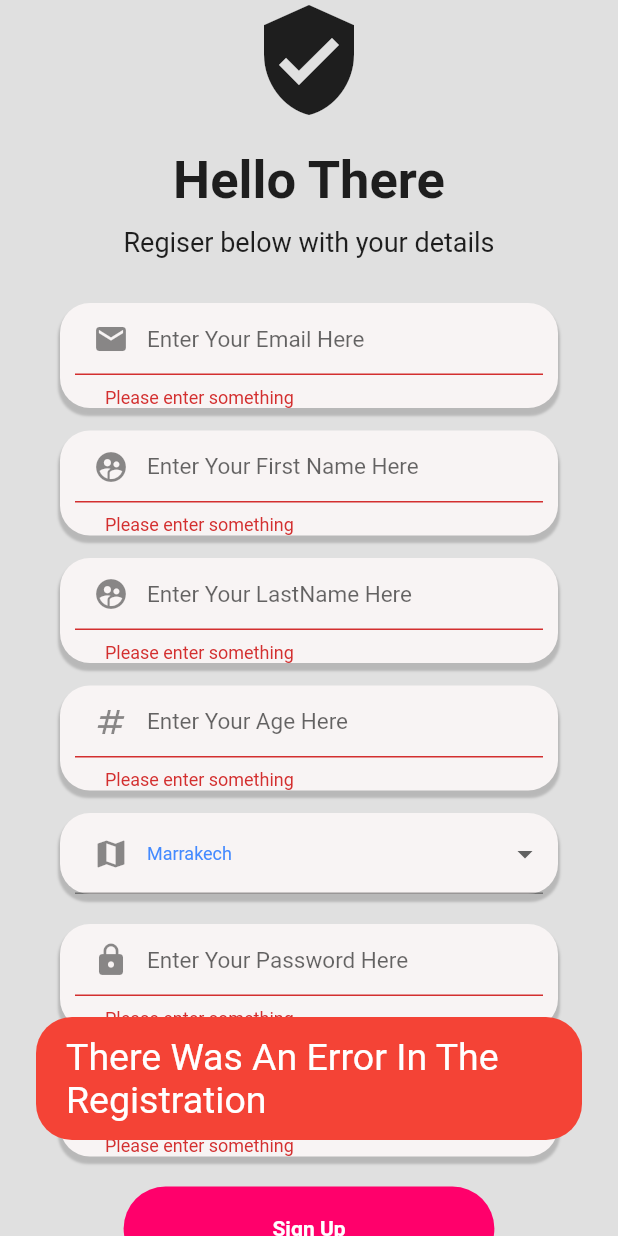
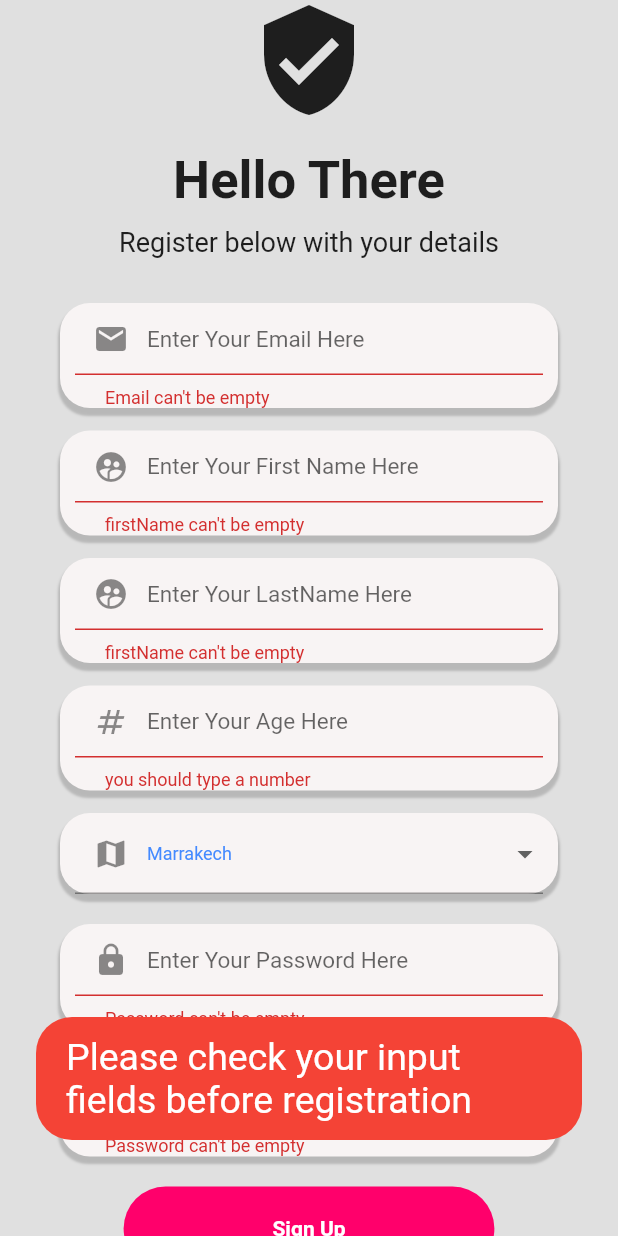
Before and after one commit to apachi1444/EventsOrganizerApplication, a Flutter app: the RegisterPage screen opened directly with empty values, after a tap on "Sign Up", on a phone screen of 412 x 824 dp. Run offline on Flutter 3.47's test engine with Material 2 defaults, Android fonts, the phone set to English and light mode, and no system bars; our stand-ins replace carousel_slider, cloud_firestore, curved_navigation_bar, email_validator, file_picker, firebase_auth and 8 more; accounts and stored records are empty.

Commit message:
fixing validators error and the routing of the signup page

```diff
--- a/lib/extensions/routes.dart
+++ b/lib/extensions/routes.dart
@@ -2,6 +2,7 @@ import 'package:flutter/cupertino.dart';
 import 'package:pfs/screens/guestPages/professional/professionalDetail.dart';
 import 'package:pfs/screens/professionalPages/parametersPages/services/servicesPageParts/stepsWhenPlusButton/failureStep.dart';
 import 'package:pfs/screens/professionalPages/parametersPages/services/servicesPageParts/stepsWhenPlusButton/succesStep.dart';
+import 'package:pfs/screens/professionalPages/professionalSwitchMainPage.dart';
 
 import '../logic/wrapper_class.dart';
 import '../screens/authPages/log_in_as_a_guest_page.dart';
@@ -38,6 +39,7 @@ Map<String, Widget Function(BuildContext context)> routesApplication = {
 // ------------------------------------ //
 // This is For the Professional Pages
   '/authProfessional': (context) => const AuthSwitchPage(),
+  '/professional/switchMainPage': (context) => const ProfessionalSwitchMainPage(),
   '/professional/profilePage': (context) => const ProfilePageProfessional(),
   '/professional/profilePage/editProfile': (context) =>
       const ProfilePageProfessional(),
--- /dev/null
+++ b/lib/extensions/validators.dart
@@ -0,0 +1,96 @@
+class EmailValidator{
+  static String? validate(String? value){
+    if (value!.isEmpty){
+      return "Email can't be empty";
+    }
+    if(value.length < 3){
+      return 'Name must be at least 3 chars';
+    }
+    return null;
+  }
+}
+
+class PasswordValidator{
+  static String? validate(String? value){
+    if (value!.isEmpty){
+      return "Password can't be empty";
+    }
+    if(value.length < 3){
+      return 'Name must be at least 3 chars';
+    }
+    return null;
+  }
+}
+
+
+class DescriptionValidator{
+  static String? validate(String? value){
+    if (value!.isEmpty){
+      return "description can't be empty";
+    }
+    if(value.length < 3){
+      return 'Name must be at least 3 chars';
+    }
+    return null;
+  }
+}
+
+class PriceValidator{
+  static String? validate(String? value){
+    if (value!.isEmpty){
+      return "price can't be empty";
+    }
+    if(value.length < 3){
+      return 'Name must be at least 3 chars';
+    }
+    return null;
+  }
+}
+
+class FirstNameValidator{
+  static String? validate(String? value){
+    if (value!.isEmpty){
+      return "firstName can't be empty";
+    }
+    if(value.length < 3){
+      return 'Name must be at least 3 chars';
+    }
+    return null;
+  }
+}
+
+class LastNameValidator{
+  static String? validate(String? value){
+    if (value!.isEmpty){
+      return "firstName can't be empty";
+    }
+    if(value.length < 3){
+      return 'Name must be at least 3 chars';
+    }
+    return null;
+  }
+}
+
+class LocalisationValidator{
+  static String? validate(String? value){
+    if (value!.isEmpty){
+      return "firstName can't be empty";
+    }
+    if(value.length < 3){
+      return 'Name must be at least 3 chars';
+    }
+    return null;
+  }
+}
+
+class AgeValidator{
+  static String? validate(String? value){
+    RegExp _regExp = RegExp(r'^[0-9]+$');
+
+    var bool = _regExp.hasMatch(value!);
+    if ( !bool ){
+      return 'you should type a number';
+    }
+    return null;
+  }
+}
--- a/lib/screens/authPages/inputTextWidget.dart
+++ b/lib/screens/authPages/inputTextWidget.dart
@@ -7,12 +7,15 @@ class InputTextWidget extends StatefulWidget {
   final TextEditingController controllerUsedInInput;
   final IconData icon;
   final bool isPassword;
+  final String? Function(String?)? validate;
+
   const InputTextWidget(
       {Key? key,
       required this.inputHintText,
       required this.controllerUsedInInput,
       required this.icon,
-      required this.isPassword})
+      required this.isPassword,
+      required this.validate})
       : super(key: key);
 
   @override
@@ -38,46 +41,9 @@ class _InputTextWidgetState extends State<InputTextWidget> {
           child: Padding(
             padding: const EdgeInsets.symmetric(horizontal: 10, vertical: 0),
             child: TextFormField(
-
-                validator: (value) {
-                  if (value == null || value.isEmpty) {
-                    return 'Please enter something';
-                  }
-                  if (widget.inputHintText == 'Enter Your Password Here') {
-                    if (value.length < 6) {
-                      return 'Must Be More than 6 characters';
-                    }
-                  }
-                  if (widget.inputHintText == 'Enter Your First Name Here') {
-                    if (value.length < 3) {
-                      return 'Must Be More than 3 characters';
-                    }
-                  }
-                  if (widget.inputHintText == 'Enter Your Last Name Here' ||
-                      widget.inputHintText == 'update Your Last Name') {
-                    if (value.length < 3) {
-                      return 'Must Be More than 3 characters';
-                    }
-                  }
-
-                  if (widget.inputHintText == 'Confirm Your Password Here') {
-                    if (value.length < 6) {
-                      return 'Must Be More than 6 characters';
-                    }
-                  }
-                  if (widget.inputHintText == 'Confirm Your Email Here') {
-                    !EmailValidator.validate(
-                            widget.controllerUsedInInput.text.trim())
-                        ? 'Please '
-                        : null;
-                  }
-
-                  return null;
-                },
+                validator: widget.validate,
                 obscureText: widget.isPassword ? true : false,
                 controller: widget.controllerUsedInInput,
-                // validator: (val) =>
-                //     val != null ? 'Enter a valid email' : null,
                 style: const TextStyle(
                   fontSize: 15.0,
                   color: Colors.blueAccent,
--- a/lib/screens/authPages/register_page.dart
+++ b/lib/screens/authPages/register_page.dart
@@ -1,6 +1,7 @@
 import 'package:flutter/material.dart';
 import 'package:fluttertoast/fluttertoast.dart';
 import 'package:pfs/extensions/listOfCities.dart';
+import 'package:pfs/extensions/validators.dart';
 import 'package:pfs/services/authService.dart';
 
 import 'inputTextWidget.dart';
@@ -45,16 +46,31 @@ class _RegisterPageState extends State<RegisterPage> {
 
   Future doTheSignUp() async {
     if (passConfirmed()) {
-      return _auth.signUp(
+      try {
+        var signUp = await _auth.signUp(
             _emailController.text.trim(),
             _passwordController.text.trim(),
             _firstNameController.text.trim(),
             _lastNameController.text.trim(),
             _ageController.text.trim(),
             selectedItem!);
+        print("this is the result of the sign up method " + signUp);
+        if (signUp != 'Signed Up Successfully') {
+          setState(() {
+            error = signUp;
+          });
+          return false;
+        }
+      } catch (e) {
+        setState(() {
+          error = e.toString();
+        });
+      }
     } else {
-      print('check your password and confirm password');
-      return null;
+      setState(() {
+        error = "Password don't match";
+      });
+      return false;
     }
   }
 
@@ -90,7 +106,7 @@ class _RegisterPageState extends State<RegisterPage> {
                             fontWeight: FontWeight.bold,
                           )),
                       const SizedBox(height: 10),
-                      const Text('Regiser below with your details',
+                      const Text('Register below with your details',
                           style: TextStyle(
                             fontSize: 18,
                           )),
@@ -99,6 +115,7 @@ class _RegisterPageState extends State<RegisterPage> {
                       // this part for the email inputs
 
                       InputTextWidget(
+                          validate: EmailValidator.validate,
                           inputHintText: 'Enter Your Email Here',
                           controllerUsedInInput: _emailController,
                           icon: Icons.email,
@@ -110,6 +127,7 @@ class _RegisterPageState extends State<RegisterPage> {
                       // this part for the first name inputs
 
                       InputTextWidget(
+                          validate: FirstNameValidator.validate,
                           inputHintText: 'Enter Your First Name Here',
                           controllerUsedInInput: _firstNameController,
                           icon: Icons.supervised_user_circle_rounded,
@@ -121,6 +139,7 @@ class _RegisterPageState extends State<RegisterPage> {
                       // this part for the email inputs
 
                       InputTextWidget(
+                          validate: LastNameValidator.validate,
                           inputHintText: 'Enter Your LastName Here',
                           controllerUsedInInput: _lastNameController,
                           icon: Icons.supervised_user_circle_rounded,
@@ -132,6 +151,7 @@ class _RegisterPageState extends State<RegisterPage> {
                       // this part for the age inputs
 
                       InputTextWidget(
+                          validate: AgeValidator.validate,
                           inputHintText: 'Enter Your Age Here',
                           controllerUsedInInput: _ageController,
                           icon: Icons.numbers_outlined,
@@ -191,6 +211,7 @@ class _RegisterPageState extends State<RegisterPage> {
                       const SizedBox(height: 20),
 
                       InputTextWidget(
+                          validate: PasswordValidator.validate,
                           inputHintText: 'Enter Your Password Here',
                           controllerUsedInInput: _passwordController,
                           icon: Icons.lock,
@@ -199,6 +220,7 @@ class _RegisterPageState extends State<RegisterPage> {
                       const SizedBox(height: 15),
 
                       InputTextWidget(
+                          validate: PasswordValidator.validate,
                           inputHintText: 'Confirm Your Password Here',
                           controllerUsedInInput: _confirmPasswordController,
                           icon: Icons.lock,
@@ -218,19 +240,18 @@ class _RegisterPageState extends State<RegisterPage> {
                           ),
                           child: GestureDetector(
                             onTap: () async {
-                              if (_formKey.currentState!.validate()) {
-                                dynamic result = doTheSignUp();
-                                if (result == null) {
+                              final isValid = _formKey.currentState!.validate();
+                              if (isValid) {
+
+                                  var result = await doTheSignUp();
+
+                                  if (result == false) {
                                     Fluttertoast.showToast(
-                                      msg: 'There was an error',
+                                        msg: error,
                                         backgroundColor: Colors.red,
                                         textColor: Colors.white,
                                         fontSize: 25);
-                                  setState(() {
-                                    error =
-                                        'please supply a valid email and password';
-                                  });
-                                }
+                                  } else {
                                     Fluttertoast.showToast(
                                         msg: 'Signed Up successfully',
                                         backgroundColor: Colors.green,
@@ -238,10 +259,12 @@ class _RegisterPageState extends State<RegisterPage> {
                                         fontSize: 25);
                                     Navigator.pushReplacementNamed(
                                         context, '/authProfessional');
+                                  }
+
                               } else {
                                 Fluttertoast.showToast(
                                     msg:
-                                        'There Was An Error In The Registration',
+                                        'Please check your input fields before registration',
                                     backgroundColor: Colors.red,
                                     textColor: Colors.white,
                                     fontSize: 25);
@@ -259,8 +282,6 @@ class _RegisterPageState extends State<RegisterPage> {
                       const SizedBox(height: 10),
 
                       const SizedBox(height: 10),
-
-                      // not a member sign up here because
 
                       Row(
                           mainAxisAlignment: MainAxisAlignment.center,
--- a/lib/screens/professionalPages/home_page_test_animation.dart
+++ b/lib/screens/professionalPages/home_page_test_animation.dart
@@ -288,7 +288,8 @@ class _HomePageState extends State<HomePage>
   return SafeArea(
     child: ElevatedButton(
       onPressed:(){
-        AuthService().signOut();
+        _auth.signOut();
+        Navigator.pushNamedAndRemoveUntil(context, "/authProfessional", (r) => false);
       },
       child: Text("Log Out Here")
     ),
--- a/lib/screens/professionalPages/parametersPages/editProfile/editProfileParts/updateProfessionalBottomModel.dart
+++ b/lib/screens/professionalPages/parametersPages/editProfile/editProfileParts/updateProfessionalBottomModel.dart
@@ -4,6 +4,7 @@ import 'package:flutter/material.dart';
 import 'package:pfs/services/professionalDbService.dart';
 
 import '../../../../../extensions/constants.dart';
+import '../../../../../extensions/validators.dart';
 import '../../../../authPages/inputTextWidget.dart';
 
 class UpdateProfessionalBottomModel extends StatelessWidget {
@@ -36,18 +37,21 @@ class UpdateProfessionalBottomModel extends StatelessWidget {
               ),
               const SizedBox(height: 20),
               InputTextWidget(
+                  validate: FirstNameValidator.validate,
                   icon: Icons.person,
                   controllerUsedInInput: _firstNameController,
                   inputHintText: 'update Your Name',
                   isPassword: false),
               const SizedBox(height: 15),
               InputTextWidget(
+                  validate: LastNameValidator.validate,
                   icon: Icons.person,
                   controllerUsedInInput: _lastNameController,
                   inputHintText: 'update Your Last Name',
                   isPassword: false),
               const SizedBox(height: 20),
               InputTextWidget(
+                validate: LocalisationValidator.validate,
                   icon: Icons.map_rounded,
                   controllerUsedInInput: _localisationController,
                   inputHintText: 'update Your Localisation',
--- a/lib/screens/professionalPages/parametersPages/editProfile/edit_profile_page.dart
+++ b/lib/screens/professionalPages/parametersPages/editProfile/edit_profile_page.dart
@@ -64,6 +64,7 @@ class EditProfileProfessionalPage extends StatelessWidget {
                             },
                             onSelected: (index) {
                               AuthService().signOut();
+                              Navigator.pushNamedAndRemoveUntil(context, '/authProfessional', (r) => false);
                             }),
                       )
                     ])),
--- a/lib/screens/professionalPages/parametersPages/services/servicesPageParts/addServicePopUpModal.dart
+++ b/lib/screens/professionalPages/parametersPages/services/servicesPageParts/addServicePopUpModal.dart
@@ -1,6 +1,7 @@
 import 'package:file_picker/file_picker.dart';
 import 'package:flutter/material.dart';
 import 'package:path/path.dart';
+import 'package:pfs/extensions/validators.dart';
 import 'package:pfs/screens/professionalPages/parametersPages/services/servicesPageParts/stepsWhenPlusButton/chooseSuccessOrFailure.dart';
 import 'package:pfs/services/professionalServiceService.dart';
 
@@ -232,6 +233,7 @@ class _AddServicePopUpModalState extends State<AddServicePopUpModal> {
               child: Column(children: [
                 SingleChildScrollView(
                   child: InputTextWidget(
+                    validate: DescriptionValidator.validate,
                     isPassword: false,
                     icon: Icons.description,
                     inputHintText: 'Description Here !',
@@ -241,6 +243,7 @@ class _AddServicePopUpModalState extends State<AddServicePopUpModal> {
                 const SizedBox(height: 12),
                 SingleChildScrollView(
                   child: InputTextWidget(
+                    validate : PriceValidator.validate,
                     isPassword: false,
                     icon: Icons.price_change,
                     inputHintText: 'Price Here !',
--- a/lib/screens/professionalPages/parametersPages/services/servicesPageParts/twoButttonPartServicesAndArchives.dart
+++ b/lib/screens/professionalPages/parametersPages/services/servicesPageParts/twoButttonPartServicesAndArchives.dart
@@ -9,9 +9,8 @@ class TwoButttonPartServicesAndArchives extends StatelessWidget {
   Widget build(BuildContext context) {
     return Row(
       children: const [
-        OneButtonServicePage(text: 'My Services', isClicked: false),
+        OneButtonServicePage(text: 'My Services', isClicked: true),
         SizedBox(width: 15),
-        OneButtonServicePage(text: "Archivés", isClicked: true),
       ],
     );
   }
--- a/lib/screens/professionalPages/professionalSwitchMainPage.dart
+++ b/lib/screens/professionalPages/professionalSwitchMainPage.dart
@@ -1,5 +1,6 @@
 import 'package:curved_navigation_bar/curved_navigation_bar.dart';
 import 'package:flutter/material.dart';
+import 'package:pfs/screens/professionalPages/home/homePage.dart';
 import 'package:pfs/screens/professionalPages/home_page_test_animation.dart';
 import 'package:pfs/screens/professionalPages/parametersPages/editProfile/edit_profile_page.dart';
 import 'package:pfs/screens/professionalPages/parametersPages/services/servicesPage.dart';
@@ -36,7 +37,7 @@ class _ProfessionalSwitchMainPageState
     const BottomNavigationBarItem(icon: Icon(Icons.person), label: 'Profile'),
   ];
   final screens = [
-    const HomePage(),
+    const HomePageProfessional(),
     const ServicesPage(),
     const Setting(),
     const Setting(),
@@ -45,8 +46,6 @@ class _ProfessionalSwitchMainPageState
   final navigationKey = GlobalKey<CurvedNavigationBarState>();
   @override
   Widget build(BuildContext context) {
-    // var mysnap = Provider.of<Service>(context, listen: false);
-    // print(mysnap);
     return Scaffold(
       bottomNavigationBar: Theme(
           data: Theme.of(context).copyWith(
```
Also changed, not shown: lib/screens/authPages/login_page.dart (+85 -51 lines), lib/screens/professionalPages/home/homePage.dart (+22 -1 lines), lib/screens/professionalPages/parametersPages/editProfile/edit_profile_screen.dart (+4 -4 lines), lib/services/authService.dart (+5 -9 lines). Lines whose indentation alone changed are shown as unchanged.
